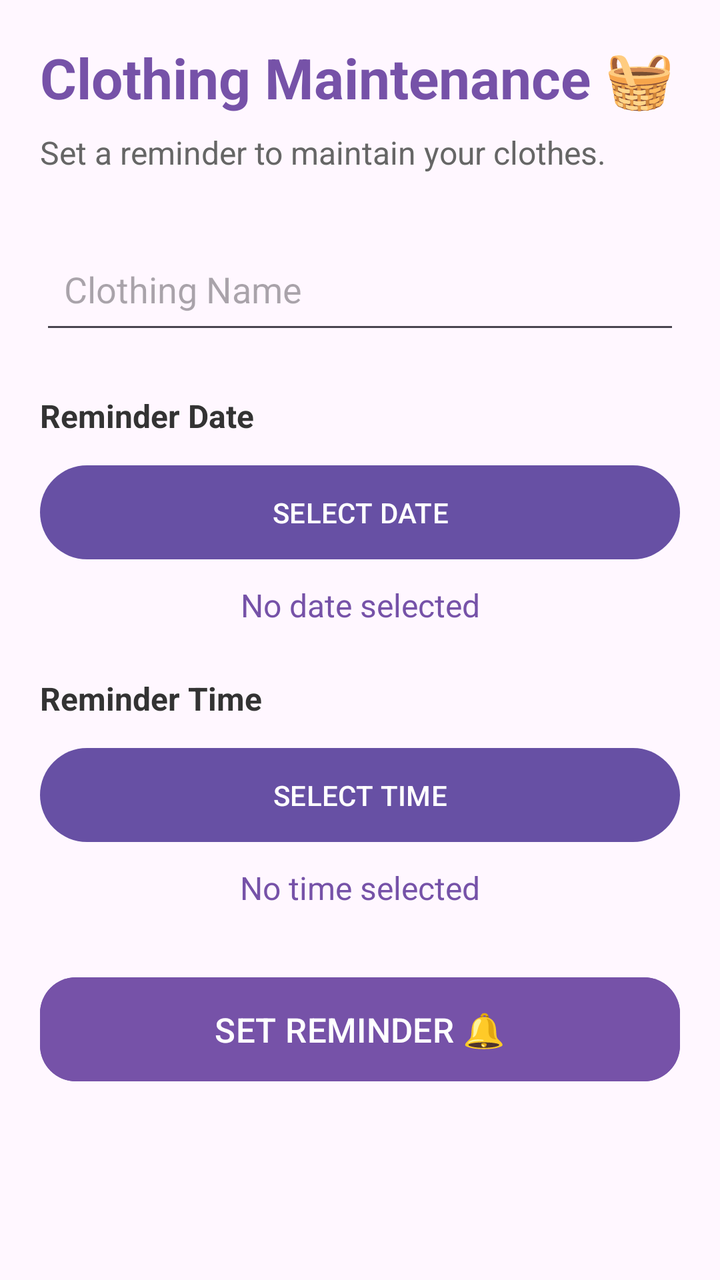
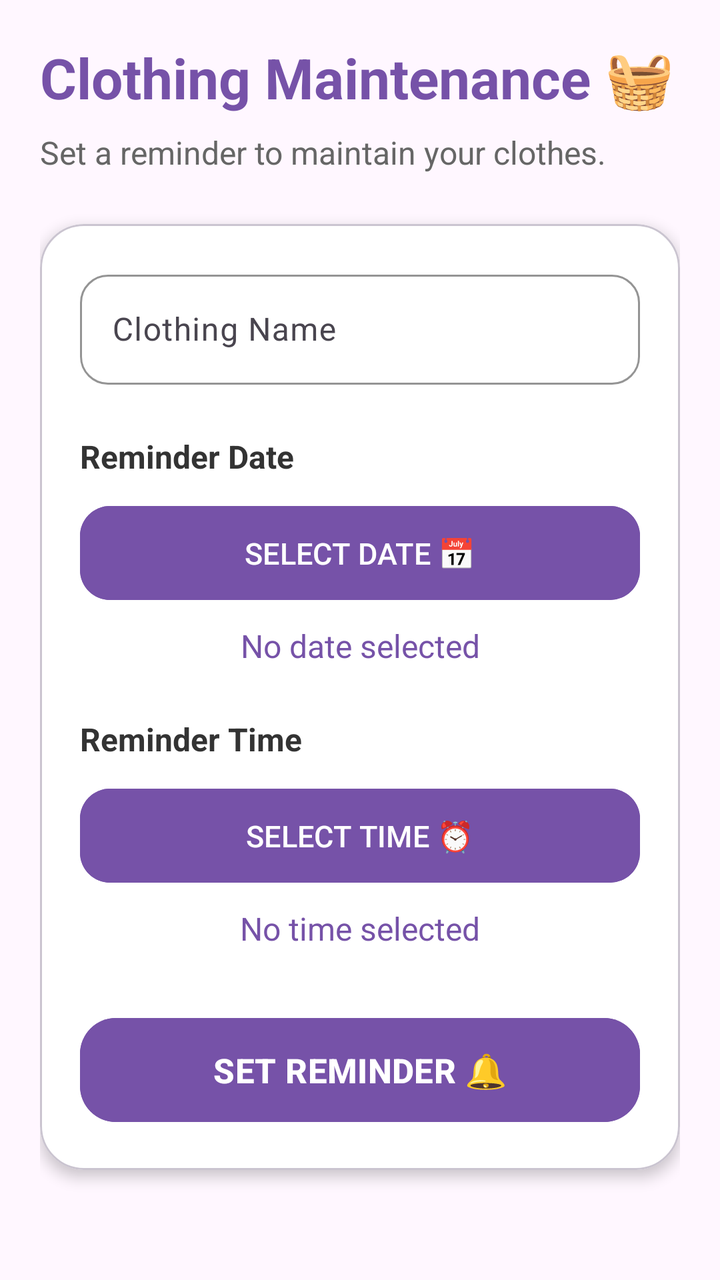

An Android layout rendered at two revisions. The XML below is the earlier revision; the diff shows what the commit changed to produce the second picture.
<!-- AndroidManifest.xml: application theme Theme.ClosetSync -->
<!-- res/layout/activity_maintenance.xml -->
<?xml version="1.0" encoding="utf-8"?>
<ScrollView
    xmlns:android="http://schemas.android.com/apk/res/android"
    xmlns:app="http://schemas.android.com/apk/res-auto"
    android:layout_width="match_parent"
    android:layout_height="match_parent"
    android:background="#FFF7FF">

    <LinearLayout
        android:layout_width="match_parent"
        android:layout_height="wrap_content"
        android:orientation="vertical"
        android:padding="20dp">

        <TextView
            android:layout_width="wrap_content"
            android:layout_height="wrap_content"
            android:text="Clothing Maintenance 🧺"
            android:textColor="#7652A8"
            android:textSize="28sp"
            android:textStyle="bold"/>

        <TextView
            android:layout_width="wrap_content"
            android:layout_height="wrap_content"
            android:layout_marginTop="8dp"
            android:text="Set a reminder to maintain your clothes."
            android:textColor="#666666"
            android:textSize="16sp"/>

        <EditText
            android:id="@+id/etClothingName"
            android:layout_width="match_parent"
            android:layout_height="55dp"
            android:layout_marginTop="30dp"
            android:hint="Clothing Name"
            android:padding="12dp"/>

        <TextView
            android:layout_width="wrap_content"
            android:layout_height="wrap_content"
            android:layout_marginTop="25dp"
            android:text="Reminder Date"
            android:textColor="#333333"
            android:textSize="16sp"
            android:textStyle="bold"/>

        <Button
            android:id="@+id/btnSelectDate"
            android:layout_width="match_parent"
            android:layout_height="55dp"
            android:layout_marginTop="10dp"
            android:text="SELECT DATE"/>

        <TextView
            android:id="@+id/tvSelectedDate"
            android:layout_width="match_parent"
            android:layout_height="wrap_content"
            android:layout_marginTop="8dp"
            android:gravity="center"
            android:text="No date selected"
            android:textColor="#7652A8"
            android:textSize="16sp"/>

        <TextView
            android:layout_width="wrap_content"
            android:layout_height="wrap_content"
            android:layout_marginTop="25dp"
            android:text="Reminder Time"
            android:textColor="#333333"
            android:textSize="16sp"
            android:textStyle="bold"/>

        <Button
            android:id="@+id/btnSelectTime"
            android:layout_width="match_parent"
            android:layout_height="55dp"
            android:layout_marginTop="10dp"
            android:text="SELECT TIME"/>

        <TextView
            android:id="@+id/tvSelectedTime"
            android:layout_width="match_parent"
            android:layout_height="wrap_content"
            android:layout_marginTop="8dp"
            android:gravity="center"
            android:text="No time selected"
            android:textColor="#7652A8"
            android:textSize="16sp"/>

        <com.google.android.material.button.MaterialButton
            android:id="@+id/btnSetReminder"
            android:layout_width="match_parent"
            android:layout_height="60dp"
            android:layout_marginTop="30dp"
            android:text="SET REMINDER 🔔"
            android:textColor="#FFFFFF"
            android:textSize="17sp"
            android:backgroundTint="#7652A8"
            app:cornerRadius="18dp"/>

    </LinearLayout>

</ScrollView>
<!-- resources referenced by this layout -->
<resources>
  <style name="Theme.ClosetSync" parent="Base.Theme.ClosetSync" />
  <style name="Base.Theme.ClosetSync" parent="Theme.Material3.DayNight.NoActionBar">
          
          
      </style>
</resources>

<!-- the commit's change to res/layout/activity_maintenance.xml (unified diff, before → after) -->
@@ -4,101 +4,180 @@
     xmlns:app="http://schemas.android.com/apk/res-auto"
     android:layout_width="match_parent"
     android:layout_height="match_parent"
-    android:background="#FFF7FF">
+    android:background="#FFF7FF"
+    android:fillViewport="true">
 
-    <LinearLayout
+    <androidx.constraintlayout.widget.ConstraintLayout
         android:layout_width="match_parent"
         android:layout_height="wrap_content"
-        android:orientation="vertical"
         android:padding="20dp">
 
+
         <TextView
-            android:layout_width="wrap_content"
+            android:id="@+id/tvMaintenanceTitle"
+            android:layout_width="0dp"
             android:layout_height="wrap_content"
             android:text="Clothing Maintenance 🧺"
             android:textColor="#7652A8"
             android:textSize="28sp"
-            android:textStyle="bold"/>
+            android:textStyle="bold"
+            app:layout_constraintTop_toTopOf="parent"
+            app:layout_constraintStart_toStartOf="parent"
+            app:layout_constraintEnd_toEndOf="parent" />
 
         <TextView
-            android:layout_width="wrap_content"
+            android:id="@+id/tvMaintenanceSubtitle"
+            android:layout_width="0dp"
             android:layout_height="wrap_content"
             android:layout_marginTop="8dp"
             android:text="Set a reminder to maintain your clothes."
             android:textColor="#666666"
-            android:textSize="16sp"/>
+            android:textSize="16sp"
+            app:layout_constraintTop_toBottomOf="@id/tvMaintenanceTitle"
+            app:layout_constraintStart_toStartOf="parent"
+            app:layout_constraintEnd_toEndOf="parent" />
 
-        <EditText
-            android:id="@+id/etClothingName"
-            android:layout_width="match_parent"
-            android:layout_height="55dp"
-            android:layout_marginTop="30dp"
-            android:hint="Clothing Name"
-            android:padding="12dp"/>
 
-        <TextView
-            android:layout_width="wrap_content"
+        <com.google.android.material.card.MaterialCardView
+            android:id="@+id/cardMaintenance"
+            android:layout_width="0dp"
             android:layout_height="wrap_content"
             android:layout_marginTop="25dp"
-            android:text="Reminder Date"
-            android:textColor="#333333"
-            android:textSize="16sp"
-            android:textStyle="bold"/>
+            app:cardBackgroundColor="#FFFFFF"
+            app:cardCornerRadius="22dp"
+            app:cardElevation="4dp"
+            app:layout_constraintTop_toBottomOf="@id/tvMaintenanceSubtitle"
+            app:layout_constraintStart_toStartOf="parent"
+            app:layout_constraintEnd_toEndOf="parent">
 
-        <Button
-            android:id="@+id/btnSelectDate"
-            android:layout_width="match_parent"
-            android:layout_height="55dp"
-            android:layout_marginTop="10dp"
-            android:text="SELECT DATE"/>
+            <androidx.constraintlayout.widget.ConstraintLayout
+                android:layout_width="match_parent"
+                android:layout_height="wrap_content"
+                android:padding="20dp">
 
-        <TextView
-            android:id="@+id/tvSelectedDate"
-            android:layout_width="match_parent"
-            android:layout_height="wrap_content"
-            android:layout_marginTop="8dp"
-            android:gravity="center"
-            android:text="No date selected"
-            android:textColor="#7652A8"
-            android:textSize="16sp"/>
+                <com.google.android.material.textfield.TextInputLayout
+                    android:id="@+id/clothingNameLayout"
+                    android:layout_width="0dp"
+                    android:layout_height="wrap_content"
+                    android:hint="Clothing Name"
+                    app:boxBackgroundMode="outline"
+                    app:boxCornerRadiusTopStart="14dp"
+                    app:boxCornerRadiusTopEnd="14dp"
+                    app:boxCornerRadiusBottomStart="14dp"
+                    app:boxCornerRadiusBottomEnd="14dp"
+                    app:boxStrokeColor="#7652A8"
+                    app:layout_constraintTop_toTopOf="parent"
+                    app:layout_constraintStart_toStartOf="parent"
+                    app:layout_constraintEnd_toEndOf="parent">
 
-        <TextView
-            android:layout_width="wrap_content"
-            android:layout_height="wrap_content"
-            android:layout_marginTop="25dp"
-            android:text="Reminder Time"
-            android:textColor="#333333"
-            android:textSize="16sp"
-            android:textStyle="bold"/>
+                    <com.google.android.material.textfield.TextInputEditText
+                        android:id="@+id/etClothingName"
+                        android:layout_width="match_parent"
+                        android:layout_height="55dp"
+                        android:inputType="textCapSentences" />
 
-        <Button
-            android:id="@+id/btnSelectTime"
-            android:layout_width="match_parent"
-            android:layout_height="55dp"
-            android:layout_marginTop="10dp"
-            android:text="SELECT TIME"/>
+                </com.google.android.material.textfield.TextInputLayout>
 
-        <TextView
-            android:id="@+id/tvSelectedTime"
-            android:layout_width="match_parent"
-            android:layout_height="wrap_content"
-            android:layout_marginTop="8dp"
-            android:gravity="center"
-            android:text="No time selected"
-            android:textColor="#7652A8"
-            android:textSize="16sp"/>
 
-        <com.google.android.material.button.MaterialButton
-            android:id="@+id/btnSetReminder"
-            android:layout_width="match_parent"
-            android:layout_height="60dp"
-            android:layout_marginTop="30dp"
-            android:text="SET REMINDER 🔔"
-            android:textColor="#FFFFFF"
-            android:textSize="17sp"
-            android:backgroundTint="#7652A8"
-            app:cornerRadius="18dp"/>
+                <TextView
+                    android:id="@+id/tvReminderDateTitle"
+                    android:layout_width="0dp"
+                    android:layout_height="wrap_content"
+                    android:layout_marginTop="25dp"
+                    android:text="Reminder Date"
+                    android:textColor="#333333"
+                    android:textSize="16sp"
+                    android:textStyle="bold"
+                    app:layout_constraintTop_toBottomOf="@id/clothingNameLayout"
+                    app:layout_constraintStart_toStartOf="parent"
+                    app:layout_constraintEnd_toEndOf="parent" />
 
-    </LinearLayout>
+                <com.google.android.material.button.MaterialButton
+                    android:id="@+id/btnSelectDate"
+                    android:layout_width="0dp"
+                    android:layout_height="55dp"
+                    android:layout_marginTop="10dp"
+                    android:text="SELECT DATE 📅"
+                    android:textColor="#FFFFFF"
+                    android:textSize="15sp"
+                    android:backgroundTint="#7652A8"
+                    app:cornerRadius="15dp"
+                    app:layout_constraintTop_toBottomOf="@id/tvReminderDateTitle"
+                    app:layout_constraintStart_toStartOf="parent"
+                    app:layout_constraintEnd_toEndOf="parent" />
+
+                <TextView
+                    android:id="@+id/tvSelectedDate"
+                    android:layout_width="0dp"
+                    android:layout_height="wrap_content"
+                    android:layout_marginTop="8dp"
+                    android:gravity="center"
+                    android:text="No date selected"
+                    android:textColor="#7652A8"
+                    android:textSize="16sp"
+                    app:layout_constraintTop_toBottomOf="@id/btnSelectDate"
+                    app:layout_constraintStart_toStartOf="parent"
+                    app:layout_constraintEnd_toEndOf="parent" />
+                <TextView
+                    android:id="@+id/tvReminderTimeTitle"
+                    android:layout_width="0dp"
+                    android:layout_height="wrap_content"
+                    android:layout_marginTop="25dp"
+                    android:text="Reminder Time"
+                    android:textColor="#333333"
+                    android:textSize="16sp"
+                    android:textStyle="bold"
+                    app:layout_constraintTop_toBottomOf="@id/tvSelectedDate"
+                    app:layout_constraintStart_toStartOf="parent"
+                    app:layout_constraintEnd_toEndOf="parent" />
+
+                <com.google.android.material.button.MaterialButton
+                    android:id="@+id/btnSelectTime"
+                    android:layout_width="0dp"
+                    android:layout_height="55dp"
+                    android:layout_marginTop="10dp"
+                    android:text="SELECT TIME ⏰"
+                    android:textColor="#FFFFFF"
+                    android:textSize="15sp"
+                    android:backgroundTint="#7652A8"
+                    app:cornerRadius="15dp"
+                    app:layout_constraintTop_toBottomOf="@id/tvReminderTimeTitle"
+                    app:layout_constraintStart_toStartOf="parent"
+                    app:layout_constraintEnd_toEndOf="parent" />
+
+                <TextView
+                    android:id="@+id/tvSelectedTime"
+                    android:layout_width="0dp"
+                    android:layout_height="wrap_content"
+                    android:layout_marginTop="8dp"
+                    android:gravity="center"
+                    android:text="No time selected"
+                    android:textColor="#7652A8"
+                    android:textSize="16sp"
+                    app:layout_constraintTop_toBottomOf="@id/btnSelectTime"
+                    app:layout_constraintStart_toStartOf="parent"
+                    app:layout_constraintEnd_toEndOf="parent" />
+
+                <com.google.android.material.button.MaterialButton
+                    android:id="@+id/btnSetReminder"
+                    android:layout_width="0dp"
+                    android:layout_height="60dp"
+                    android:layout_marginTop="30dp"
+                    android:text="SET REMINDER 🔔"
+                    android:textColor="#FFFFFF"
+                    android:textSize="17sp"
+                    android:textStyle="bold"
+                    android:backgroundTint="#7652A8"
+                    app:cornerRadius="18dp"
+                    app:layout_constraintTop_toBottomOf="@id/tvSelectedTime"
+                    app:layout_constraintStart_toStartOf="parent"
+                    app:layout_constraintEnd_toEndOf="parent"
+                    app:layout_constraintBottom_toBottomOf="parent" />
+
+            </androidx.constraintlayout.widget.ConstraintLayout>
+
+        </com.google.android.material.card.MaterialCardView>
+
+    </androidx.constraintlayout.widget.ConstraintLayout>
 
 </ScrollView>
